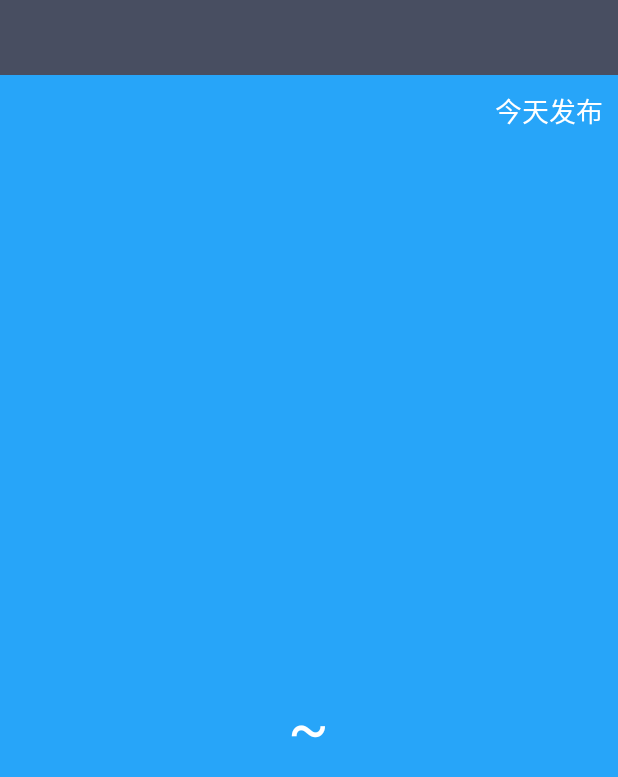
After one commit to 724686158/CoolWeather, an Android app: the WeatherActivity screen opened directly, with no data from a screen before it, on a phone screen of 412 x 824 dp. The commit adds this screen. Shown: the top 777 px of the screen. Run offline under Robolectric (Android 15) with nearby library versions, the phone set to English and light mode, and no system bars.

Commit message:
查询与现实天气的功能完成

```diff
--- a/app/build.gradle
+++ b/app/build.gradle
@@ -23,4 +23,5 @@ dependencies {
     compile fileTree(dir: 'libs', include: ['*.jar'])
     testCompile 'junit:junit:4.12'
     compile 'com.android.support:appcompat-v7:24.2.1'
+    compile 'com.google.code.gson:gson:2.6.2'
 }
--- a/app/src/main/AndroidManifest.xml
+++ b/app/src/main/AndroidManifest.xml
@@ -16,7 +16,8 @@
                 <category android:name="android.intent.category.LAUNCHER"/>
             </intent-filter>
         </activity>
-
+        <activity android:name=".activity.WeatherActivity"></activity>
+        <activity android:name=".activity.MainActivity"></activity>
     </application>
 
 </manifest>
--- /dev/null
+++ b/app/src/main/java/com/example/admin/coolweather/activity/WeatherActivity.java
@@ -0,0 +1,142 @@
+package com.example.admin.coolweather.activity;
+
+import android.app.Activity;
+import android.content.SharedPreferences;
+import android.os.Bundle;
+import android.os.Debug;
+import android.preference.PreferenceManager;
+import android.text.TextUtils;
+import android.util.Log;
+import android.view.View;
+import android.view.Window;
+import android.widget.LinearLayout;
+import android.widget.TextView;
+
+import com.example.admin.coolweather.R;
+import com.example.admin.coolweather.util.HttpCallbackListener;
+import com.example.admin.coolweather.util.HttpUtil;
+import com.example.admin.coolweather.util.Utility;
+
+/**
+ * Created by admin on 2016/9/19.
+ */
+public class WeatherActivity extends Activity {
+    private LinearLayout weatherInfoLayout;
+    /**
+     * 用于显示城市名
+     */
+    private TextView cityNameText;
+
+    /**
+     * 用于显示发布时间
+     */
+    private TextView publishText;
+
+    /**
+     * 用于显示天气描述信息
+     */
+    private TextView weatherDespText;
+
+    /**
+     * 用于显示气温下界
+     */
+    private TextView temp1Text;
+
+    /**
+     * 用于显示气温上界
+     */
+    private TextView temp2Text;
+
+    /**
+     * 用于显示当前日期
+     */
+    private TextView currentDataText;
+
+    @Override
+    protected void onCreate(Bundle savedInstanceState) {
+        super.onCreate(savedInstanceState);
+        requestWindowFeature(Window.FEATURE_NO_TITLE);
+        setContentView(R.layout.weather_layout);
+        //初始化各控件
+        weatherInfoLayout = (LinearLayout) findViewById(R.id.weather_info_layout);
+        cityNameText = (TextView) findViewById(R.id.city_name);
+        publishText = (TextView) findViewById(R.id.publish_text);
+        weatherDespText = (TextView) findViewById(R.id.current_desp);
+        temp1Text = (TextView) findViewById(R.id.temp1);
+        temp2Text = (TextView) findViewById(R.id.temp2);
+        currentDataText = (TextView) findViewById(R.id.current_data);
+        String countyCode = getIntent().getStringExtra("county_code");
+        if (!TextUtils.isEmpty(countyCode))
+        {
+            publishText.setText("同步中...");
+            weatherInfoLayout.setVisibility(View.INVISIBLE);
+            cityNameText.setVisibility(View.INVISIBLE);
+            queryWeatherCode(countyCode);
+        }
+        else
+        {
+            showWeather();
+        }
+
+    }
+
+    private void queryWeatherCode(String code) {
+        String address = "http://www.weather.com.cn/data/list3/city" + code + ".xml";
+        queryFromServer(address, "countyCode");
+    }
+
+    private void queryFromServer(final String address, final String type) {
+        HttpUtil.sendHttpRequest(address, new HttpCallbackListener() {
+            @Override
+            public void OnFinish(String response) {
+                if ("countyCode".equals(type))
+                {
+                    if (!TextUtils.isEmpty(response))
+                    {
+                        //从服务器返回的数据中解析出天气代号
+                        String[] array = response.split("\\|");
+                        if (array != null && array.length == 2)
+                        {
+                            String weatherCode = array[1];
+                            queryWeatherInfo(weatherCode);
+                        }
+                    }
+                }else if ("weatherCode".equals(type))
+                {
+                    //处理服务器返回的天气信息
+                    Utility.handleWeatherResponse(WeatherActivity.this, response);
+                    runOnUiThread(new Runnable() {
+                        @Override
+                        public void run() {
+                            showWeather();
+                        }
+                    });
+                }
+            }
+
+            @Override
+            public void OnError(Exception e) {
+
+            }
+        });
+    }
+
+    private void queryWeatherInfo(String code) {
+        String address = "http://www.weather.com.cn/data/cityinfo/" + code + ".html";
+        queryFromServer(address, "weatherCode");
+
+    }
+
+    private void showWeather() {
+        SharedPreferences prefs = PreferenceManager.getDefaultSharedPreferences(this);
+        Log.d("!!!!", prefs.getString("city_name", ""));
+        cityNameText.setText(prefs.getString("city_name", ""));
+        temp1Text.setText(prefs.getString("temp1", ""));
+        temp2Text.setText(prefs.getString("temp2", ""));
+        weatherDespText.setText(prefs.getString("current_weather", ""));
+        publishText.setText("今天" + prefs.getString("publish_time", "") + "发布");
+        currentDataText.setText(prefs.getString("current_date", ""));
+        weatherInfoLayout.setVisibility(View.VISIBLE);
+        cityNameText.setVisibility(View.VISIBLE);
+    }
+}
--- /dev/null
+++ b/app/src/main/res/layout/weather_layout.xml
@@ -0,0 +1,94 @@
+<?xml version="1.0" encoding="utf-8"?>
+<LinearLayout xmlns:android="http://schemas.android.com/apk/res/android"
+              android:layout_width="match_parent"
+              android:layout_height="match_parent"
+              android:orientation="vertical">
+    <RelativeLayout
+        android:layout_width="match_parent"
+        android:layout_height="50dp"
+        android:background="#484E61">
+        <TextView
+            android:id="@+id/city_name"
+            android:layout_width="wrap_content"
+            android:layout_height="wrap_content"
+            android:layout_centerInParent="true"
+            android:text="#ffffff"
+            android:textSize="24sp"/>
+    </RelativeLayout>
+
+    <RelativeLayout
+        android:background="#27A5F9"
+        android:layout_weight="1"
+        android:layout_width="match_parent"
+        android:layout_height="0dp">
+        <TextView
+            android:id="@+id/publish_text"
+            android:layout_width="wrap_content"
+            android:layout_height="wrap_content"
+            android:layout_alignParentRight="true"
+            android:layout_marginRight="10dp"
+            android:layout_marginTop="10dp"
+            android:textColor="#FFFFFF"
+            android:textSize="18sp"
+            android:text="ASDFGHJK"/>
+        <LinearLayout
+            android:id="@+id/weather_info_layout"
+            android:layout_width="wrap_content"
+            android:layout_height="wrap_content"
+            android:layout_centerInParent="true"
+            android:orientation="vertical">
+
+            <TextView
+                android:id="@+id/current_data"
+                android:layout_width="wrap_content"
+                android:layout_height="40sp"
+                android:gravity="center"
+                android:textColor="#FFFFFF"
+                android:textSize="18sp"
+                android:text="ASDFGHJK"/>
+            <TextView
+                android:id="@+id/current_desp"
+                android:layout_width="wrap_content"
+                android:layout_height="60sp"
+                android:gravity="center"
+                android:layout_gravity="center_horizontal"
+                android:textColor="#FFFFFF"
+                android:textSize="40sp"
+                android:text="ASD="/>
+            <LinearLayout
+                android:layout_width="wrap_content"
+                android:layout_height="60dp"
+                android:layout_gravity="center_horizontal"
+                android:orientation="horizontal">
+                <TextView
+                    android:id="@+id/temp1"
+                    android:layout_width="wrap_content"
+                    android:layout_height="wrap_content"
+                    android:layout_gravity="center_vertical"
+                    android:textColor="#FFFFFF"
+                    android:textSize="40sp"
+                    android:text="ASDFGHJK"/>
+
+                <TextView
+
+                    android:layout_width="wrap_content"
+                    android:layout_height="wrap_content"
+                    android:layout_marginLeft="10dp"
+                    android:layout_marginRight="10dp"
+                    android:text="~"
+                    android:textColor="#FFFFFF"
+                    android:textSize="40sp"/>
+
+                <TextView
+                    android:id="@+id/temp2"
+                    android:layout_width="wrap_content"
+                    android:layout_height="wrap_content"
+                    android:layout_gravity="center_vertical"
+                    android:textColor="#FFFFFF"
+                    android:textSize="40sp"
+                    android:text="ASDFGHJK"/>
+
+            </LinearLayout>
+        </LinearLayout>
+    </RelativeLayout>
+</LinearLayout>
```
Also changed, not shown: app/src/main/java/com/example/admin/coolweather/activity/ChooseAreaActivity.java (+18 -0 lines), app/src/main/java/com/example/admin/coolweather/model/Weather.java (added, +163 -0 lines), app/src/main/java/com/example/admin/coolweather/util/Utility.java (+36 -0 lines).
